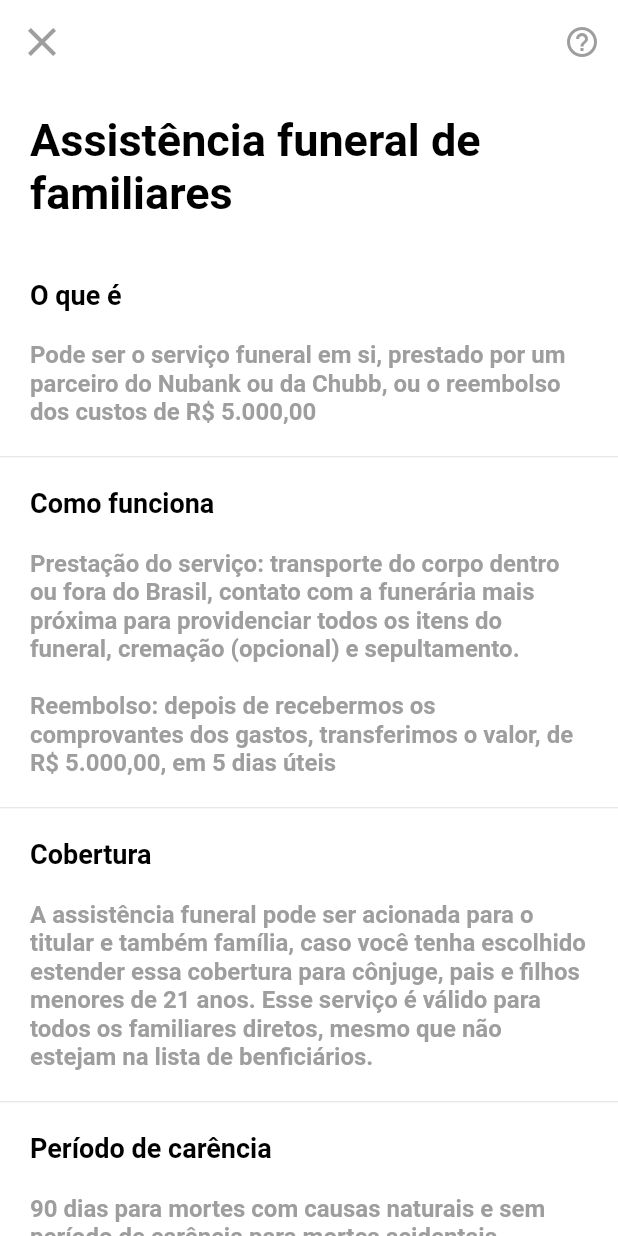
After one commit to Eduardo-Tanaka/Nubank-flutter, a Flutter app: the SeguroVidaDetalheFuneralFamiliarPage screen opened directly, on a phone screen of 412 x 824 dp. The commit adds this screen. Run offline on Flutter 3.47's test engine with Material 2 defaults, Android fonts, the phone set to English and light mode, and no system bars; our stand-ins replace contacts_service, dotted_line, flutter_masked_text2, font_awesome_flutter, google_fonts, permission_handler and 1 more; missing offline and left inert: qr_code_scanner.

Commit message:
seguro vida detalhe funeral familiar

```diff
--- a/lib/app_widget.dart
+++ b/lib/app_widget.dart
@@ -30,6 +30,7 @@ import 'package:nubank/modules/recarga/recarga_page.dart';
 import 'package:nubank/modules/recarga/recarga_resumo_page.dart';
 import 'package:nubank/modules/recarga/recarga_valor_page.dart';
 import 'package:nubank/modules/receber/receber_page.dart';
+import 'package:nubank/modules/seguro/detalhes/seguro_vida_detalhe_funeral_familiar_page.dart';
 import 'package:nubank/modules/seguro/detalhes/seguro_vida_detalhe_hospitalizacao_page.dart';
 import 'package:nubank/modules/seguro/detalhes/seguro_vida_detalhe_invalidez_page.dart';
 import 'package:nubank/modules/seguro/detalhes/seguro_vida_morte_detalhe_natural_acidental_page.dart';
@@ -110,6 +111,8 @@ class AppWidget extends StatelessWidget {
       "/seguro_vida_detalhe_hospitalizacao":
           SeguroVidaDetalheHospitalizacaoPage(),
       "/seguro_vida_detalhe_invalidez": SeguroVidaDetalheInvalidezPage(),
+      "/seguro_vida_detalhe_funeral_familiar":
+          SeguroVidaDetalheFuneralFamiliarPage(),
       "/seguro_vida_info": SeguroVidaInfoPage(),
       "/seguro_vida_simular": SeguroVidaSimularPage(),
       "/seguro_vida_simular2": SeguroVidaSimularPage2(),
--- /dev/null
+++ b/lib/modules/seguro/detalhes/seguro_vida_detalhe_funeral_familiar_page.dart
@@ -0,0 +1,62 @@
+import 'package:flutter/material.dart';
+import 'package:nubank/shared/models/ajuda_params.dart';
+import 'package:nubank/shared/themes/app_text_styles.dart';
+import 'package:nubank/shared/widgets/app_bar/app_bar_widget.dart';
+
+import 'detalhe_widget.dart';
+
+class SeguroVidaDetalheFuneralFamiliarPage extends StatelessWidget {
+  const SeguroVidaDetalheFuneralFamiliarPage({Key? key}) : super(key: key);
+
+  @override
+  Widget build(BuildContext context) {
+    return Scaffold(
+      appBar: AppBarWidget(
+        showTrailingIcon: true,
+        onPressedTrailing: () {
+          Navigator.pushNamed(
+            context,
+            "/ajuda_home",
+            arguments: AjudaParams(
+              title: "Seguro de vida",
+              jsonFile: "seguro_vida.json",
+            ),
+          );
+        },
+      ),
+      body: SingleChildScrollView(
+        child: Column(
+          children: [
+            Padding(
+              padding: const EdgeInsets.all(20),
+              child: Text(
+                "Assistência funeral de familiares",
+                style: TextStyles.textBigBold,
+              ),
+            ),
+            DetalheWidget(
+              title: "O que é",
+              subtitle:
+                  "Pode ser o serviço funeral em si, prestado por um parceiro do Nubank ou da Chubb, ou o reembolso dos custos de R\$ 5.000,00",
+            ),
+            DetalheWidget(
+              title: "Como funciona",
+              subtitle:
+                  "Prestação do serviço: transporte do corpo dentro ou fora do Brasil, contato com a funerária mais próxima para providenciar todos os itens do funeral, cremação (opcional) e sepultamento.\n\nReembolso: depois de recebermos os comprovantes dos gastos, transferimos o valor, de R\$ 5.000,00, em 5 dias úteis",
+            ),
+            DetalheWidget(
+              title: "Cobertura",
+              subtitle:
+                  "A assistência funeral pode ser acionada para o titular e também família, caso você tenha escolhido estender essa cobertura para cônjuge, pais e filhos menores de 21 anos. Esse serviço é válido para todos os familiares diretos, mesmo que não estejam na lista de benficiários.",
+            ),
+            DetalheWidget(
+              title: "Período de carência",
+              subtitle:
+                  "90 dias para mortes com causas naturais e sem período de carência para mortes acidentais.",
+            ),
+          ],
+        ),
+      ),
+    );
+  }
+}
--- a/lib/modules/seguro/seguro_vida_simular_page2.dart
+++ b/lib/modules/seguro/seguro_vida_simular_page2.dart
@@ -278,7 +278,12 @@ class _SeguroVidaSimularPage2State extends State<SeguroVidaSimularPage2> {
                   });
                 },
               ),
-              onTap: () {},
+              onTap: () {
+                Navigator.pushNamed(
+                  context,
+                  "/seguro_vida_detalhe_funeral_familiar",
+                );
+              },
             )
           ],
         ),
```
